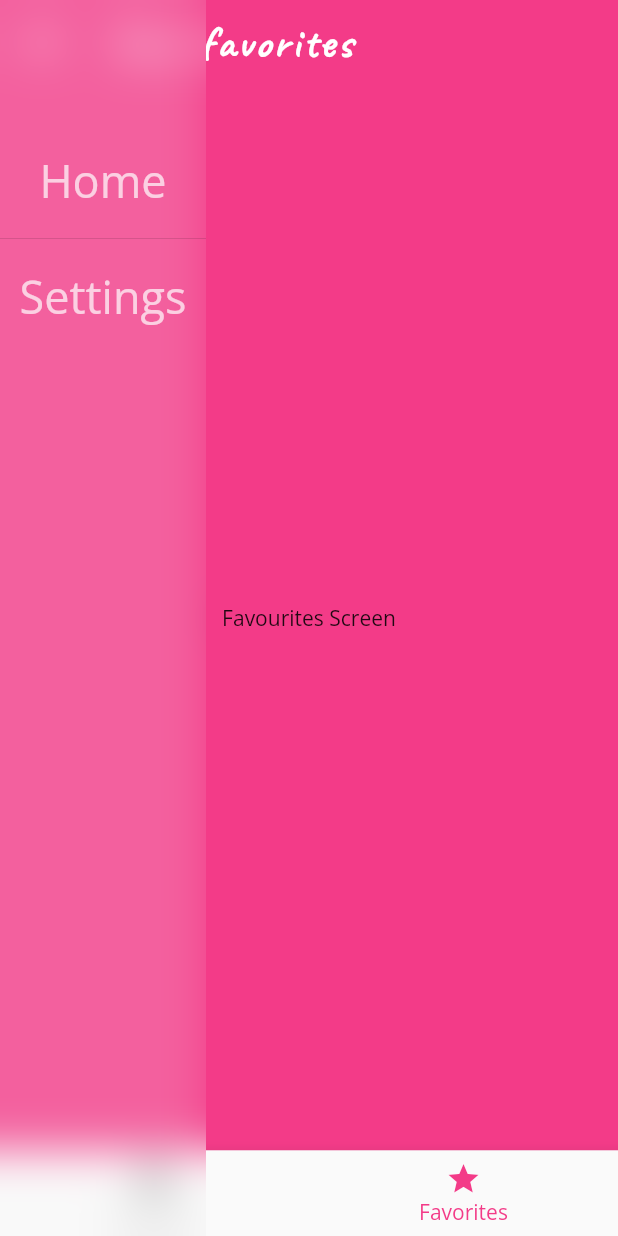
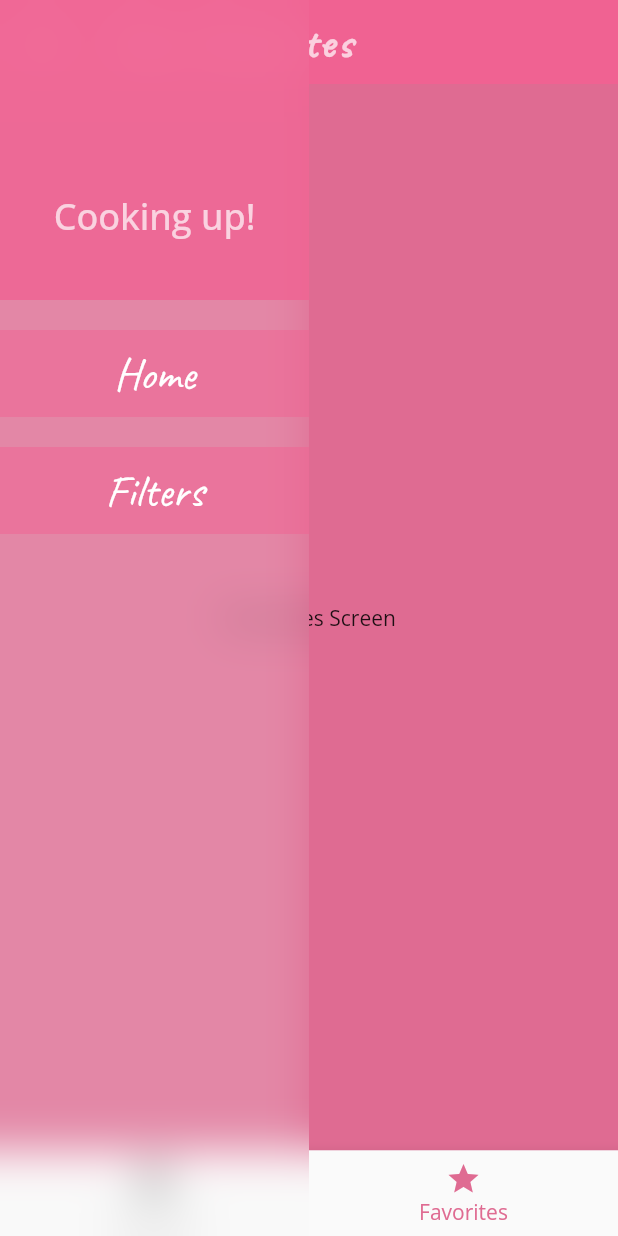
Before and after one commit to s4nk37/delimeals, a Flutter app: the screen it shows after launch, item 2 of the bottom bar chosen, with the side drawer open, on a phone screen of 412 x 824 dp. Run offline on Flutter 3.47's test engine with Material 2 defaults, Android fonts, the phone set to English and light mode, and no system bars.

Commit message:
Created separate widget for drawer and changed colors.

```diff
--- a/lib/main.dart
+++ b/lib/main.dart
@@ -21,7 +21,7 @@ class MyApp extends StatelessWidget {
         ),
         colorScheme: const ColorScheme(
           brightness: Brightness.light,
-          primary: Color(0xfff33b88),
+          primary: Color(0xffDF6B92),
           onPrimary: Color(0xff2D3142),
           secondary: Color(0xff70C1B3),
           onSecondary: Color(0xff353535),
@@ -34,12 +34,14 @@ class MyApp extends StatelessWidget {
         ),
         fontFamily: 'Open Sans',
         iconTheme: const IconThemeData(size: 14.0),
-        appBarTheme: const AppBarTheme(
-          titleTextStyle: TextStyle(
+        appBarTheme: AppBarTheme(
+          backgroundColor: Colors.pink.shade300,
+          titleTextStyle: const TextStyle(
             fontFamily: 'Caveat',
             fontSize: 30,
             fontWeight: FontWeight.bold,
             letterSpacing: 1.5,
+            color: Colors.white70,
           ),
         ),
       ),
--- a/lib/screens/tabs_screen.dart
+++ b/lib/screens/tabs_screen.dart
@@ -1,7 +1,7 @@
-import 'dart:ui';
 import 'package:flutter/material.dart';
 import 'favorites_screen.dart';
 import 'categories_screen.dart';
+import '../widgets/main_drawer.dart';
 
 class TabsScreen extends StatefulWidget {
   const TabsScreen({Key? key}) : super(key: key);
@@ -47,41 +47,7 @@ class _TabsScreenState extends State<TabsScreen> {
           },
         ),
       ),
-      drawer: Drawer(
-        backgroundColor: Colors.grey.shade100.withOpacity(0.2),
-        elevation: 0.0,
-        width: MediaQuery.of(context).size.width / 3,
-        child: SafeArea(
-          child: ClipRRect(
-            child: BackdropFilter(
-              filter: ImageFilter.blur(sigmaY: 15, sigmaX: 15),
-              child: Container(
-                margin: const EdgeInsets.only(top: 100.0),
-                child: Column(
-                  mainAxisAlignment: MainAxisAlignment.start,
-                  children: const [
-                    Text(
-                      'Home',
-                      style: TextStyle(fontSize: 30, color: Colors.white70),
-                    ),
-                    SizedBox(
-                      height: 10,
-                    ),
-                    Divider(),
-                    SizedBox(
-                      height: 10,
-                    ),
-                    Text(
-                      'Settings',
-                      style: TextStyle(fontSize: 30, color: Colors.white70),
-                    ),
-                  ],
-                ),
-              ),
-            ),
-          ),
-        ),
-      ),
+      drawer: const MainDrawer(),
       body: _pages[_selectedPageIndex]['page'] as Widget,
       bottomNavigationBar: BottomNavigationBar(
         onTap: _selectPage,
--- /dev/null
+++ b/lib/widgets/main_drawer.dart
@@ -0,0 +1,63 @@
+import 'package:flutter/material.dart';
+import 'dart:ui';
+
+class MainDrawer extends StatelessWidget {
+  const MainDrawer({Key? key}) : super(key: key);
+
+  Widget tileBuilder(String title) {
+    return InkWell(
+      child: Container(
+        padding: const EdgeInsets.all(10),
+        width: double.infinity,
+        alignment: Alignment.center,
+        color: Colors.pink.shade300.withOpacity(0.5),
+        child: Text(
+          title,
+          style: const TextStyle(
+              fontSize: 30, color: Colors.white, fontFamily: 'Caveat'),
+        ),
+      ),
+    );
+  }
+
+  @override
+  Widget build(BuildContext context) {
+    return Drawer(
+      backgroundColor: Colors.grey.shade100.withOpacity(0.2),
+      elevation: 0.0,
+      width: MediaQuery.of(context).size.width / 2,
+      child: ClipRRect(
+        child: BackdropFilter(
+          filter: ImageFilter.blur(sigmaY: 15, sigmaX: 15),
+          child: Column(
+            mainAxisAlignment: MainAxisAlignment.start,
+            children: [
+              Container(
+                height: 200,
+                width: double.infinity,
+                alignment: Alignment.bottomCenter,
+                padding: const EdgeInsets.symmetric(vertical: 40),
+                color: Colors.pink.shade300.withOpacity(0.8),
+                child: Text(
+                  "Cooking up!",
+                  style: Theme.of(context)
+                      .textTheme
+                      .bodyLarge
+                      ?.copyWith(color: Colors.white70),
+                ),
+              ),
+              const SizedBox(
+                height: 20,
+              ),
+              tileBuilder('Home'),
+              const SizedBox(
+                height: 20,
+              ),
+              tileBuilder('Filters'),
+            ],
+          ),
+        ),
+      ),
+    );
+  }
+}
```
